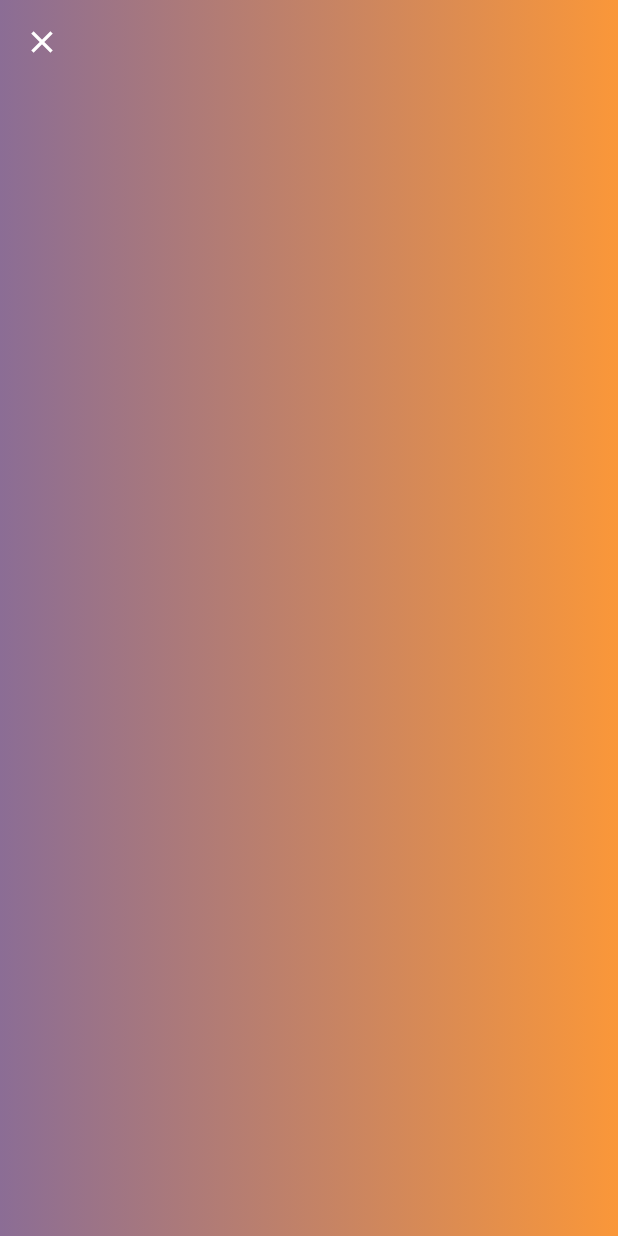
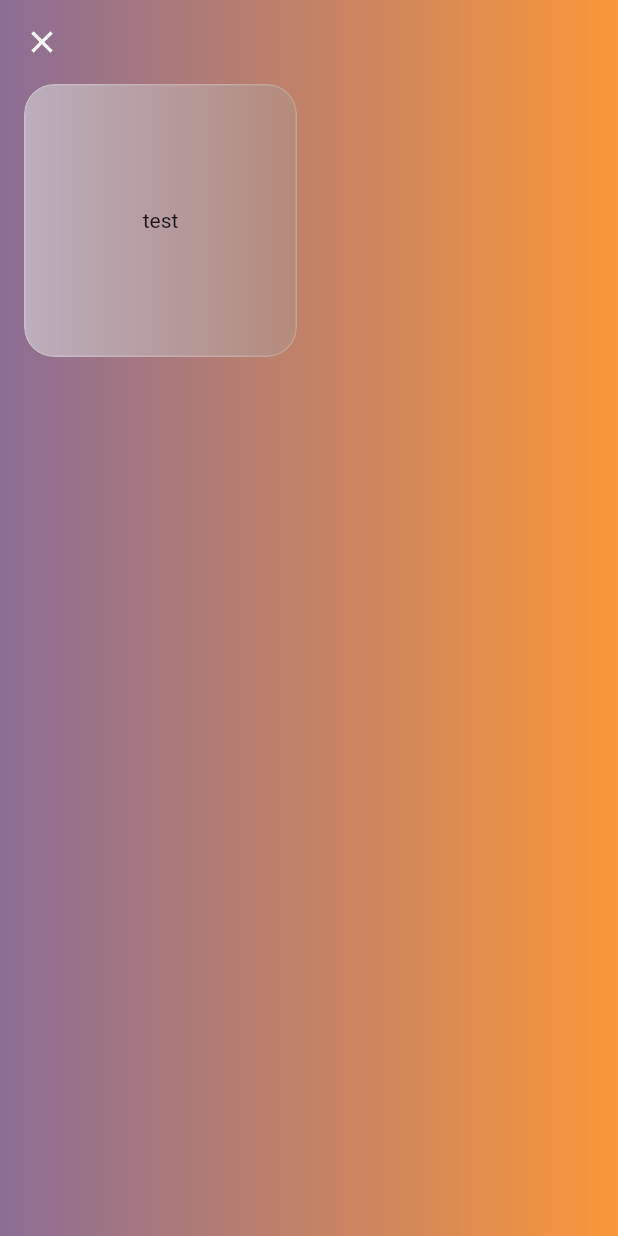
Before and after one commit to ChrisStayte/Clock2, a Flutter app: the screen it shows after launch, after a tap on the "info outline" icon, on a phone screen of 412 x 824 dp. Run offline on Flutter 3.47's test engine with Material 2 defaults, Android fonts, the phone set to English and light mode, and no system bars; our stand-ins replace auto_size_text.

Commit message:
added more info

```diff
--- a/lib/screens/info_screen.dart
+++ b/lib/screens/info_screen.dart
@@ -1,3 +1,5 @@
+import 'dart:ui';
+
 import 'package:flutter/material.dart';
 import 'package:flutter/src/widgets/container.dart';
 import 'package:flutter/src/widgets/framework.dart';
@@ -8,6 +10,14 @@ class InfoScreen extends StatelessWidget {
 
   final Widget background;
 
+  static final List<Widget> informationBoxes = [
+    FrostedBox(
+      child: Center(
+        child: Text("test"),
+      ),
+    )
+  ];
+
   @override
   Widget build(BuildContext context) {
     return Stack(
@@ -17,8 +27,66 @@ class InfoScreen extends StatelessWidget {
         Scaffold(
           appBar: AppBar(elevation: 0, backgroundColor: Colors.transparent),
           backgroundColor: Colors.transparent,
+          body: SafeArea(
+            child: Padding(
+              padding: const EdgeInsets.symmetric(horizontal: 16),
+              child: GridView.builder(
+                physics: BouncingScrollPhysics(),
+                gridDelegate: SliverGridDelegateWithMaxCrossAxisExtent(
+                  crossAxisSpacing: 16,
+                  mainAxisSpacing: 16,
+                  maxCrossAxisExtent: 250,
+                ),
+                itemCount: informationBoxes.length,
+                itemBuilder: (_, index) => informationBoxes[index],
+              ),
+            ),
+          ),
         )
       ],
     );
   }
 }
+
+class FrostedBox extends StatelessWidget {
+  const FrostedBox({super.key, this.child});
+
+  final Widget? child;
+
+  @override
+  Widget build(BuildContext context) {
+    return ClipRRect(
+      borderRadius: BorderRadius.circular(20),
+      child: Container(
+        child: Stack(
+          children: [
+            BackdropFilter(
+              filter: ImageFilter.blur(sigmaX: 7, sigmaY: 7),
+            ),
+            Container(
+              padding: EdgeInsets.all(16),
+              decoration: BoxDecoration(
+                boxShadow: [
+                  BoxShadow(
+                    color: Colors.black.withOpacity(0.15),
+                  )
+                ],
+                border: Border.all(
+                    color: Colors.white.withOpacity(0.2), width: 1.0),
+                gradient: LinearGradient(
+                  colors: [
+                    Colors.white.withOpacity(0.5),
+                    Colors.white.withOpacity(0.2)
+                  ],
+                  stops: [0.0, 1.0],
+                ),
+                borderRadius: BorderRadius.circular(20),
+              ),
+              child: child,
+            ),
+          ],
+        ),
+      ),
+    );
+  }
+}
```
Also changed, not shown: pubspec.yaml (+9 -0 lines), lib/providers/clock_settings_provider.dart (added).
